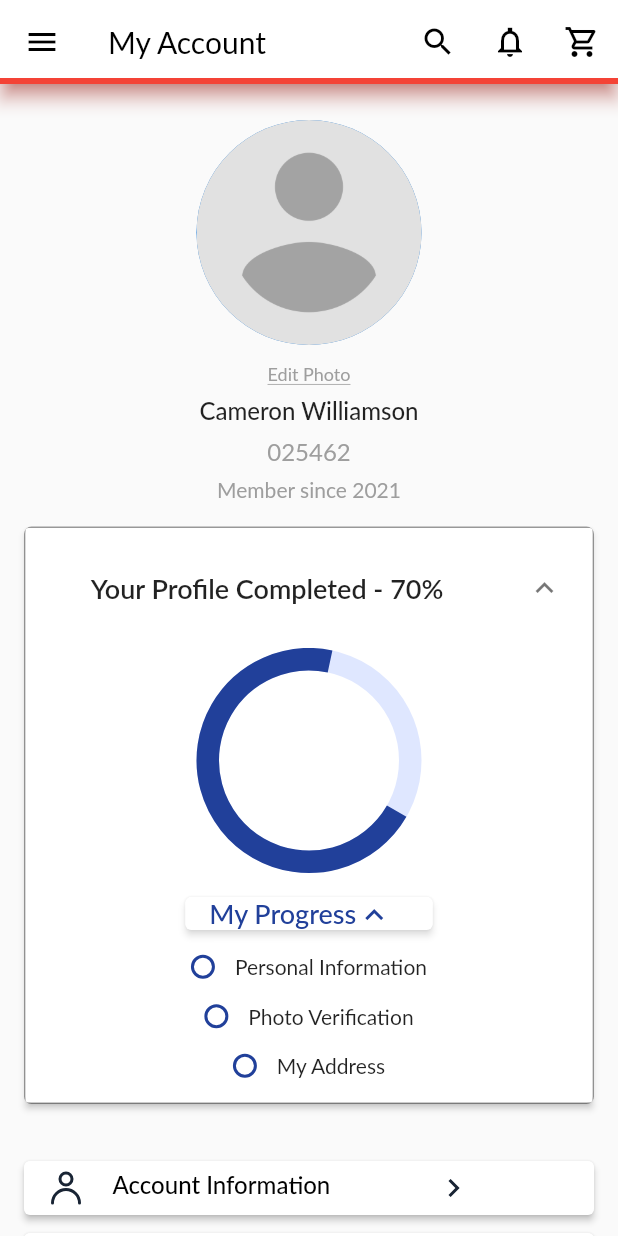
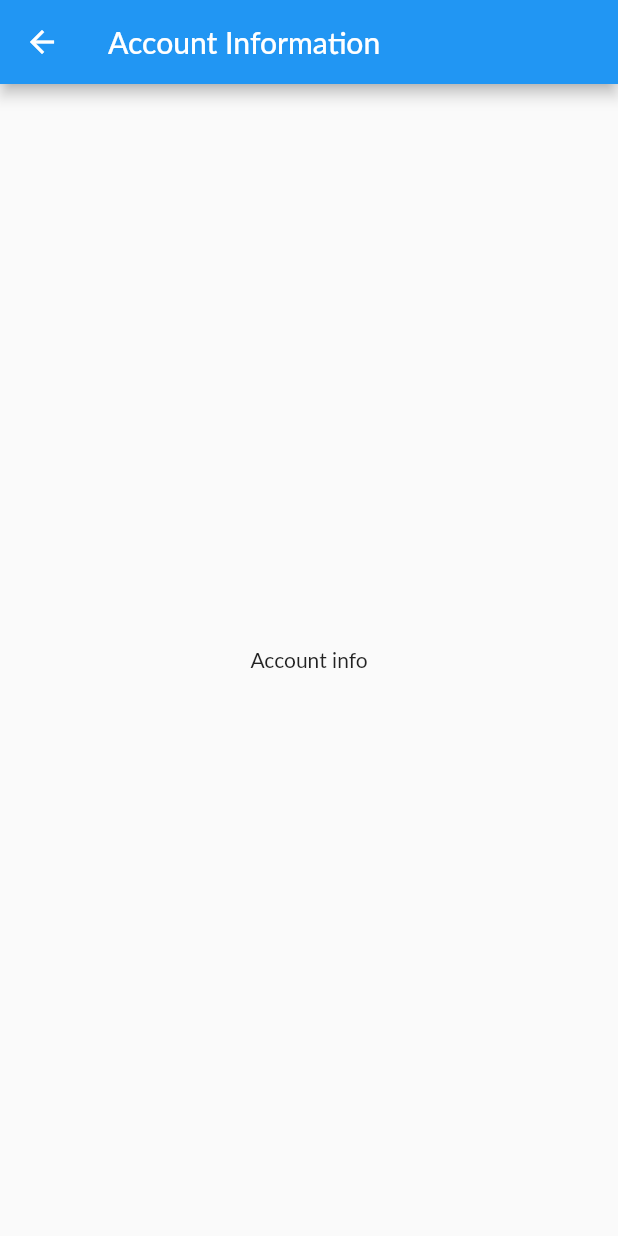
Before and after one commit to marufkhan09/shopoth, a Flutter app: the screen it shows after launch, after a tap on "Account Information", on a phone screen of 412 x 824 dp. Run offline on Flutter 3.47's test engine with Material 2 defaults, Android fonts, the phone set to English and light mode, and no system bars; drawn by our look-alikes of percent_indicator; our stand-ins replace flutter_svg, get, hexcolor; Roboto replaces fonts that are missing (Lato).

Commit message:
navigation added

```diff
--- a/lib/custom widgets/custom_button.dart
+++ b/lib/custom widgets/custom_button.dart
@@ -5,30 +5,35 @@ import 'package:flutter_svg/flutter_svg.dart';
 class CustomButton extends StatelessWidget {
   final String buttonName;
   final String iconImage;
+  final Function handler;
 
-  const CustomButton({required this.buttonName, required this.iconImage});
+  const CustomButton(
+      {required this.buttonName,
+      required this.iconImage,
+      required this.handler});
 
   @override
   Widget build(BuildContext context) {
-    return Column(
+    return Container(
+      child: Column(
         children: [
           ElevatedButton(
-            onPressed: () {},
+              onPressed: () {
+                handler();
+              },
               style: ButtonStyle(
                   backgroundColor: MaterialStateProperty.all(Colors.white)),
               child: Row(
                 children: [
                   Container(
-                  //margin: EdgeInsets.fromLTRB(16, 12, 16, 12),
+                    margin: EdgeInsets.fromLTRB(16, 12, 16, 12),
                     // child: Image.asset(iconImage),
                     child: SvgPicture.asset(iconImage),
                     height: 24,
                     width: 24,
                   ),
-                SizedBox(
-                  width: 19,
-                ),
                   Container(
+                    margin: EdgeInsets.fromLTRB(24, 12, 24, 12),
                     height: 24,
                     width: 216,
                     child: Text(
@@ -36,10 +41,15 @@ class CustomButton extends StatelessWidget {
                       style: TextStyle(color: Colors.black, fontSize: 16),
                     ),
                   ),
-                SvgPicture.asset('assets/images/right.svg')
+                  Container(
+                    child: SvgPicture.asset(
+                      'assets/images/right.svg',
+                    ),
+                  )
                 ],
               )),
         ],
+      ),
     );
   }
 }
--- a/lib/custom widgets/custom_checkbox.dart
+++ b/lib/custom widgets/custom_checkbox.dart
@@ -32,8 +32,8 @@ class CustomCheckBox extends StatelessWidget {
                   borderRadius: BorderRadius.circular(10.0)),
               child: _isSelected
                   ? Row(
-                      mainAxisAlignment: MainAxisAlignment.center,
-                      crossAxisAlignment: CrossAxisAlignment.center,
+                      mainAxisAlignment: MainAxisAlignment.start,
+                      crossAxisAlignment: CrossAxisAlignment.start,
                       children: [
                         Icon(
                           Icons.check_sharp,
--- a/lib/main.dart
+++ b/lib/main.dart
@@ -1,5 +1,6 @@
 import 'package:flutter/material.dart';
 import 'package:shopoth/views/my_account.dart';
+import 'package:get/get.dart';
 //import 'package:google_fonts/google_fonts.dart';
 
 void main() {
@@ -10,7 +11,7 @@ class MyApp extends StatelessWidget {
   // This widget is the root of your application.
   @override
   Widget build(BuildContext context) {
-    return MaterialApp(
+    return GetMaterialApp(
       title: 'Flutter Demo',
       theme: ThemeData(
         fontFamily: 'Lato',
--- /dev/null
+++ b/lib/views/account_information.dart
@@ -0,0 +1,17 @@
+import 'package:flutter/material.dart';
+
+class AccountInformation extends StatelessWidget {
+  const AccountInformation({Key? key}) : super(key: key);
+
+  @override
+  Widget build(BuildContext context) {
+    return Scaffold(
+      appBar: AppBar(
+        title: Text("Account Information"),
+      ),
+      body: Container(
+        child: Center(child: Text('Account info')),
+      ),
+    );
+  }
+}
--- a/lib/views/my_account.dart
+++ b/lib/views/my_account.dart
@@ -1,5 +1,11 @@
 import 'package:flutter/material.dart';
 import 'package:flutter/services.dart';
+import 'package:get/route_manager.dart';
+import 'package:shopoth/views/change_password.dart';
+import 'package:shopoth/views/my_order.dart';
+import 'package:shopoth/views/wishlist.dart';
+import 'account_information.dart';
+import 'notification.dart';
 import 'package:percent_indicator/percent_indicator.dart';
 import 'package:hexcolor/hexcolor.dart';
 import 'package:shopoth/custom widgets/custom_checkbox.dart';
@@ -7,6 +13,26 @@ import 'package:shopoth/custom%20widgets/custom_button.dart';
 
 class MyAccountPage extends StatelessWidget {
   const MyAccountPage({Key? key}) : super(key: key);
+
+  void _goToAccountInfoPage() {
+    Get.to(() => AccountInformation());
+  }
+
+  void _goToNotificationPage() {
+    Get.to(() => NotificationPage());
+  }
+
+  void _goToMyOrderPage() {
+    Get.to(() => MyOrder());
+  }
+
+  void _goToWishlistPage() {
+    Get.to(() => Wishlist());
+  }
+
+  void _goToPasswordChangePage() {
+    Get.to(() => ChangePassword());
+  }
 
   @override
   Widget build(BuildContext context) {
@@ -20,7 +46,9 @@ class MyAccountPage extends StatelessWidget {
           shadowColor: Colors.red,
           shape: Border(bottom: BorderSide(color: Colors.red, width: 4)),
           leading: IconButton(
-            onPressed: () {},
+            onPressed: () {
+              // Get.snackbar("hello", "world");
+            },
             icon: Icon(
               Icons.menu_outlined,
               color: Colors.black,
@@ -189,6 +217,7 @@ class MyAccountPage extends StatelessWidget {
                           Container(
                             child: Column(
                               mainAxisAlignment: MainAxisAlignment.start,
+                              crossAxisAlignment: CrossAxisAlignment.start,
                               children: [
                                 SizedBox(
                                   height: 16,
@@ -246,20 +275,45 @@ class MyAccountPage extends StatelessWidget {
               child: Column(
                 children: [
                   CustomButton(
-                      buttonName: "Account Information",
-                      iconImage: 'assets/images/Person.svg'),
+                    buttonName: "Account Information",
+                    iconImage: 'assets/images/Person.svg',
+                    handler: _goToAccountInfoPage,
+                  ),
+                  SizedBox(
+                    height: 12,
+                  ),
                   CustomButton(
-                      buttonName: "Notification",
-                      iconImage: 'assets/images/Notification.svg'),
+                    buttonName: "Notification",
+                    iconImage: 'assets/images/Notification.svg',
+                    handler: _goToNotificationPage,
+                  ),
+                  SizedBox(
+                    height: 12,
+                  ),
                   CustomButton(
-                      buttonName: "My Order",
-                      iconImage: 'assets/images/Frame.svg'),
+                    buttonName: "My Order",
+                    iconImage: 'assets/images/Frame.svg',
+                    handler: _goToMyOrderPage,
+                  ),
+                  SizedBox(
+                    height: 12,
+                  ),
                   CustomButton(
-                      buttonName: "Wishlist",
-                      iconImage: 'assets/images/love.svg'),
+                    buttonName: "Wishlist",
+                    iconImage: 'assets/images/love.svg',
+                    handler: _goToWishlistPage,
+                  ),
+                  SizedBox(
+                    height: 12,
+                  ),
                   CustomButton(
-                      buttonName: "Change Password",
-                      iconImage: 'assets/images/Vector.svg'),
+                    buttonName: "Change Password",
+                    iconImage: 'assets/images/Vector.svg',
+                    handler: _goToPasswordChangePage,
+                  ),
+                  SizedBox(
+                    height: 12,
+                  ),
                 ],
               ),
             )
--- a/pubspec.yaml
+++ b/pubspec.yaml
@@ -33,6 +33,7 @@ dependencies:
   hexcolor: ^2.0.5
   font_awesome_flutter: ^9.1.0
   flutter_svg: ^0.22.0
+  get: ^4.3.8
 
 dev_dependencies:
   flutter_test:
```
Also changed, not shown: lib/views/change_password.dart (added, +17 -0 lines), lib/views/my_order.dart (added, +17 -0 lines), lib/views/notification.dart (added, +17 -0 lines), lib/views/photo_verification.dart (added, +17 -0 lines), lib/views/wishlist.dart (added, +17 -0 lines), pubspec.lock. Lines whose indentation alone changed are shown as unchanged.
